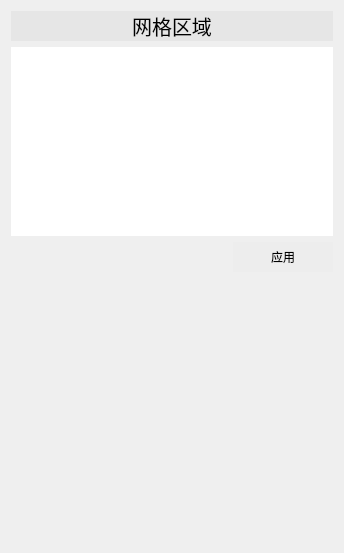
This is src/FormMesh.ui in Aiopr-bits/MAVES as Qt 5 draws it before an edit. The edited form follows.
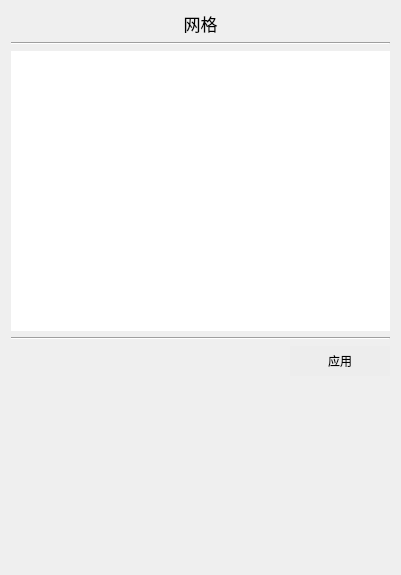
This is the edited form.

Commit message: feat:网格子界面调整

The edit to the form file:
```diff
--- a/src/FormMesh.ui
+++ b/src/FormMesh.ui
@@ -6,8 +6,8 @@
    <rect>
     <x>0</x>
     <y>0</y>
-    <width>344</width>
-    <height>553</height>
+    <width>401</width>
+    <height>575</height>
    </rect>
   </property>
   <property name="windowTitle">
@@ -15,48 +15,41 @@
   </property>
   <layout class="QGridLayout" name="gridLayout">
    <item row="0" column="0">
-    <layout class="QVBoxLayout" name="verticalLayout_2" stretch="5,0,6">
-     <item>
-      <layout class="QVBoxLayout" name="verticalLayout">
-       <item>
         <widget class="QLabel" name="label">
-         <property name="minimumSize">
-          <size>
-           <width>0</width>
-           <height>30</height>
-          </size>
-         </property>
-         <property name="maximumSize">
-          <size>
-           <width>16777215</width>
-           <height>30</height>
-          </size>
-         </property>
          <property name="font">
           <font>
-           <pointsize>15</pointsize>
-          </font>
-         </property>
-         <property name="styleSheet">
-          <string notr="true">QLabel {
-    background-color: rgb(230, 230, 230);
-}
-
-QLabel:hover {
-    background-color: rgb(200, 200, 200);
-}
-</string>
-         </property>
+       <pointsize>13</pointsize>
+      </font>
+     </property>
          <property name="text">
-          <string>网格区域</string>
+      <string>网格</string>
          </property>
          <property name="alignment">
           <set>Qt::AlignCenter</set>
          </property>
         </widget>
        </item>
-       <item>
+   <item row="1" column="0">
+    <widget class="Line" name="line">
+     <property name="orientation">
+      <enum>Qt::Horizontal</enum>
+     </property>
+    </widget>
+   </item>
+   <item row="2" column="0">
         <widget class="QTreeView" name="treeView">
+     <property name="minimumSize">
+      <size>
+       <width>0</width>
+       <height>280</height>
+      </size>
+     </property>
+     <property name="maximumSize">
+      <size>
+       <width>16777215</width>
+       <height>280</height>
+      </size>
+     </property>
          <property name="focusPolicy">
           <enum>Qt::NoFocus</enum>
          </property>
@@ -88,9 +81,14 @@
          </property>
         </widget>
        </item>
-      </layout>
-     </item>
-     <item>
+   <item row="3" column="0">
+    <widget class="Line" name="line_2">
+     <property name="orientation">
+      <enum>Qt::Horizontal</enum>
+     </property>
+    </widget>
+   </item>
+   <item row="4" column="0">
       <layout class="QHBoxLayout" name="horizontalLayout">
        <item>
         <spacer name="horizontalSpacer">
@@ -136,7 +134,7 @@
        </item>
       </layout>
      </item>
-     <item>
+   <item row="5" column="0">
       <spacer name="verticalSpacer">
        <property name="orientation">
         <enum>Qt::Vertical</enum>
@@ -144,12 +142,10 @@
        <property name="sizeHint" stdset="0">
         <size>
          <width>20</width>
-         <height>40</height>
+       <height>189</height>
         </size>
        </property>
       </spacer>
-     </item>
-    </layout>
    </item>
   </layout>
  </widget>
```
Lines whose indentation alone changed are shown as unchanged. The commit also changes 3 other files.
